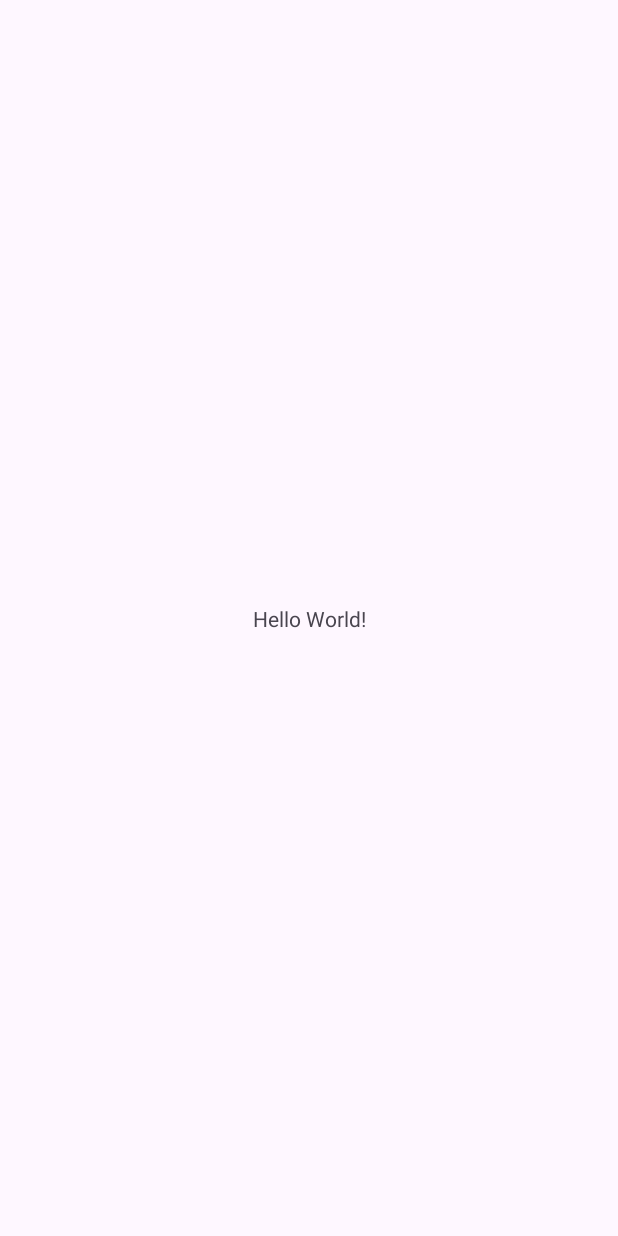
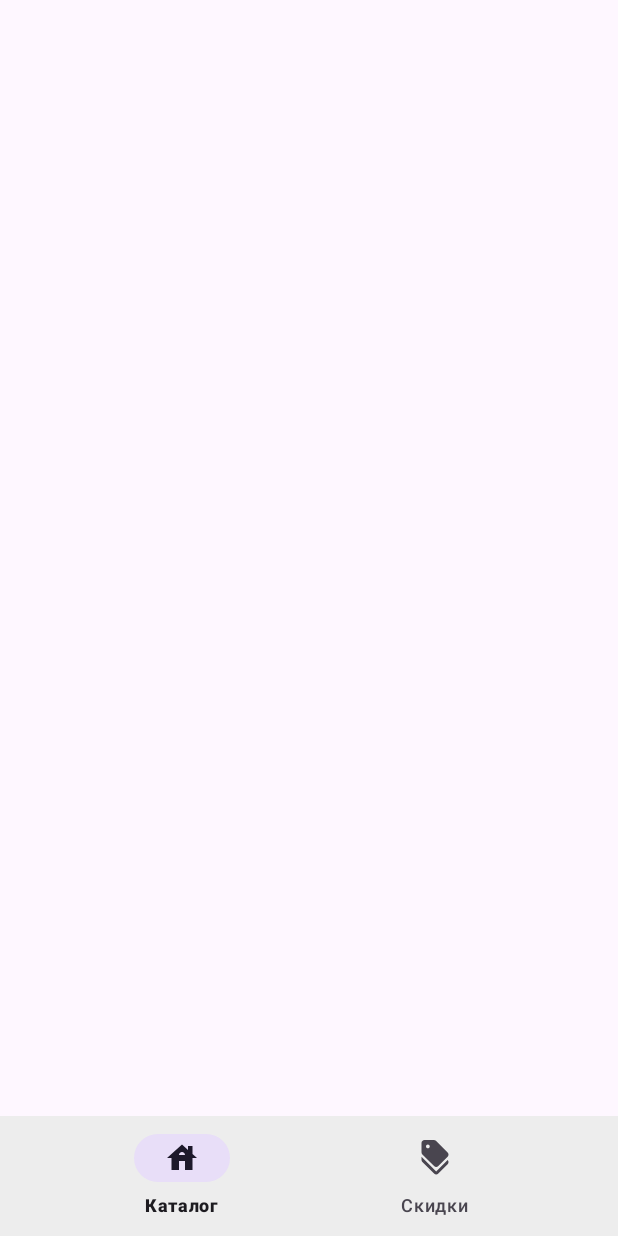
Before and after one commit to osolenye/My-Mebel-Shop, an Android app: the screen it shows after launch (MainActivity), on a phone screen of 412 x 824 dp. Before the commit the screen is almost empty. Run offline under Robolectric (Android 15) with nearby library versions, the phone set to English and light mode, and no system bars.

Commit message:
bottom navigation menu

```diff
--- a/app/build.gradle.kts
+++ b/app/build.gradle.kts
@@ -4,7 +4,7 @@ plugins {
 
 android {
     namespace = "com.example.my_mebel_shop"
-    compileSdk = 33
+    compileSdk = 34
 
     defaultConfig {
         applicationId = "com.example.my_mebel_shop"
@@ -36,6 +36,8 @@ dependencies {
     implementation("androidx.appcompat:appcompat:1.6.1")
     implementation("com.google.android.material:material:1.11.0")
     implementation("androidx.constraintlayout:constraintlayout:2.1.4")
+    implementation("androidx.navigation:navigation-fragment:2.7.7")
+    implementation("androidx.navigation:navigation-ui:2.7.7")
     testImplementation("junit:junit:4.13.2")
     androidTestImplementation("androidx.test.ext:junit:1.1.5")
     androidTestImplementation("androidx.test.espresso:espresso-core:3.5.1")
--- a/app/src/main/java/com/example/my_mebel_shop/MainActivity.java
+++ b/app/src/main/java/com/example/my_mebel_shop/MainActivity.java
@@ -10,5 +10,7 @@ public class MainActivity extends AppCompatActivity {
     protected void onCreate(Bundle savedInstanceState) {
         super.onCreate(savedInstanceState);
         setContentView(R.layout.activity_main);
+
+
     }
 }
--- /dev/null
+++ b/app/src/main/res/drawable/discount_icon.xml
@@ -0,0 +1,6 @@
+<vector android:height="24dp" android:tint="#000000"
+    android:viewportHeight="24" android:viewportWidth="24"
+    android:width="24dp" xmlns:android="http://schemas.android.com/apk/res/android">
+    <path android:fillColor="@android:color/white" android:pathData="M12.79,21L3,11.21v2c0,0.53 0.21,1.04 0.59,1.41l7.79,7.79c0.78,0.78 2.05,0.78 2.83,0l6.21,-6.21c0.78,-0.78 0.78,-2.05 0,-2.83L12.79,21z"/>
+    <path android:fillColor="@android:color/white" android:pathData="M11.38,17.41c0.78,0.78 2.05,0.78 2.83,0l6.21,-6.21c0.78,-0.78 0.78,-2.05 0,-2.83l-7.79,-7.79C12.25,0.21 11.74,0 11.21,0H5C3.9,0 3,0.9 3,2v6.21c0,0.53 0.21,1.04 0.59,1.41L11.38,17.41zM7.25,3C7.94,3 8.5,3.56 8.5,4.25S7.94,5.5 7.25,5.5S6,4.94 6,4.25S6.56,3 7.25,3z"/>
+</vector>
--- /dev/null
+++ b/app/src/main/res/drawable/home_icon.xml
@@ -0,0 +1,5 @@
+<vector android:height="24dp" android:tint="#000000"
+    android:viewportHeight="24" android:viewportWidth="24"
+    android:width="24dp" xmlns:android="http://schemas.android.com/apk/res/android">
+    <path android:fillColor="@android:color/white" android:pathData="M19,9.3V4h-3v2.6L12,3L2,12h3v8h5v-6h4v6h5v-8h3L19,9.3zM10,10c0,-1.1 0.9,-2 2,-2s2,0.9 2,2H10z"/>
+</vector>
--- a/app/src/main/res/layout/activity_main.xml
+++ b/app/src/main/res/layout/activity_main.xml
@@ -6,13 +6,16 @@
     android:layout_height="match_parent"
     tools:context=".MainActivity">
 
-    <TextView
-        android:layout_width="wrap_content"
+
+    <com.google.android.material.bottomnavigation.BottomNavigationView
+        android:id="@+id/nav_view"
+        android:background="#EDEDED"
+        android:layout_width="match_parent"
         android:layout_height="wrap_content"
-        android:text="Hello World!"
         app:layout_constraintBottom_toBottomOf="parent"
         app:layout_constraintEnd_toEndOf="parent"
         app:layout_constraintStart_toStartOf="parent"
-        app:layout_constraintTop_toTopOf="parent" />
-
+        app:menu="@menu/bottom_nav_menu"
+        android:layout_margin="0dp"
+        />
 </androidx.constraintlayout.widget.ConstraintLayout>
--- /dev/null
+++ b/app/src/main/res/menu/bottom_nav_menu.xml
@@ -0,0 +1,12 @@
+<?xml version="1.0" encoding="utf-8"?>
+<menu xmlns:android="http://schemas.android.com/apk/res/android">
+    <item
+        android:id="@+id/navigation_home"
+        android:icon="@drawable/home_icon"
+        android:title="Каталог" />
+
+    <item
+        android:id="@+id/saleFragment"
+        android:icon="@drawable/discount_icon"
+        android:title="Скидки" />
+</menu>
--- /dev/null
+++ b/app/src/main/res/navigation/mobile_navigation.xml
@@ -0,0 +1,6 @@
+<?xml version="1.0" encoding="utf-8"?>
+<navigation xmlns:android="http://schemas.android.com/apk/res/android"
+    xmlns:app="http://schemas.android.com/apk/res-auto"
+    android:id="@+id/mobile_navigation">
+
+</navigation>
```
